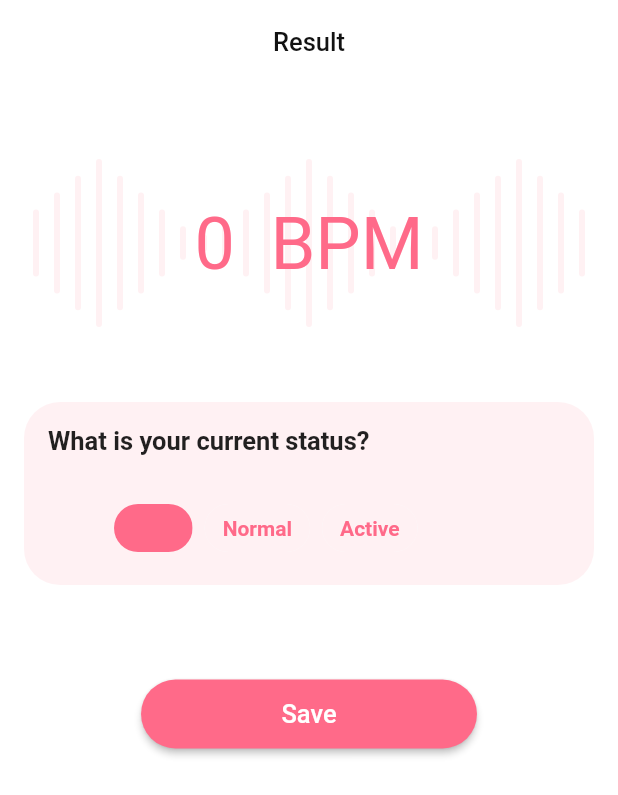
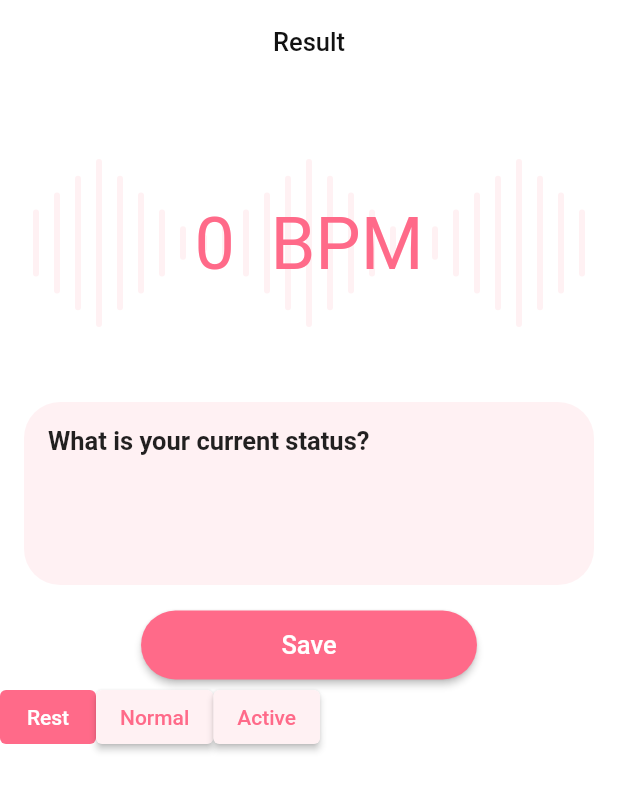
Before and after one commit to mb1shka/pulsometer, a Flutter app: the ResultScreen screen opened directly with empty values, after a tap on "Rest", on a phone screen of 412 x 824 dp. Shown: the top 795 px of the screen. Run offline on Flutter 3.47's test engine with Material 2 defaults, Android fonts, the phone set to English and light mode, and no system bars; our stand-ins replace flutter_svg, shared_preferences, sqflite; missing offline and left inert: heart_bpm; accounts and stored records are empty.

Commit message:
FINALLY FCK

```diff
--- a/lib/presentation/pages_and_screens/measurement_page.dart
+++ b/lib/presentation/pages_and_screens/measurement_page.dart
@@ -39,7 +39,7 @@ class _MeasurementPageState extends State<MeasurementPage> {
   bool _toRestart = false;
 
   late Timer _timer;
-  int _start = 60;
+  int _start = 10;
 
   @override
   void dispose() {
--- a/lib/presentation/pages_and_screens/result_screen.dart
+++ b/lib/presentation/pages_and_screens/result_screen.dart
@@ -11,7 +11,6 @@ import 'package:heart_rate/presentation/pages_and_screens/statistics_page.dart';
 import 'package:heart_rate/presentation/widgets/chip_painter.dart';
 import 'package:heart_rate/presentation/widgets/choice_chips.dart';
 import 'package:heart_rate/presentation/widgets/choice_chips_data.dart';
-import 'package:heart_rate/presentation/widgets/scrollable_single_chip.dart';
 import 'package:path/path.dart';
 
 import '../../custom_icons.dart';
@@ -33,69 +32,19 @@ class _ResultScreenState extends State<ResultScreen> {
   final DateTime dateTime = DateTime.now();
   late final int BPM;
 
-  int index = 3;
-  final double spacing = 8;
-
   Color lightPink = new Color(0xFFFFF1F3);
 
   Color pink = new Color(0xFFFF6A89);
-  Color textColor = new Color(0xFFFF6A89);
-
-  bool _useChisel = false;
 
   _ResultScreenState({
     required this.BPM,
   });
 
-  List<ChoiceChipData> choiceChips = ChoiceChips.all;
-
-  Widget buildChoiceChips() => Wrap(
-    runSpacing: spacing,
-    spacing: spacing,
-    children: choiceChips
-        .map((choiceChip) => ChoiceChip(
-      label: Text(choiceChip.label),
-      labelStyle: TextStyle(
-          fontWeight: FontWeight.bold, color: textColor),
-      onSelected: (isSelected) => setState(() {
-        choiceChips = choiceChips.map((otherChip) {
-          final newChip = otherChip.copy(isSelected: false);
-          return choiceChip == newChip
-              ? newChip.copy(isSelected: isSelected)
-              : newChip;
-        }).toList();
-      }),
-      selected: choiceChip.isSelected,
-      selectedColor: pink,
-      backgroundColor: lightPink,
-    ))
-        .toList(),
-  );
+  bool _isRestDisable = false;
+  bool _isNormalDisable = false;
+  bool _isActiveDisable = false;
 
 
-  /* Widget choiceChips() {
-    return Expanded(
-        child: ListView.builder(
-          itemCount: _choices.length,
-          itemBuilder: (BuildContext context, int index) {
-            return ChoiceChip(
-              label: Text(_choices[index]),
-              selected: _defaultChoiceIndex == index,
-              selectedColor: pink,
-              onSelected: (bool selected) {
-                setState(() {
-                  _defaultChoiceIndex = selected ? index : 0;
-                });
-              },
-              backgroundColor: lightPink,
-              labelStyle: TextStyle(
-                color: lightPink,
-              )
-            );
-          },
-        ),
-    );
-  }*/
 
   @override
   Widget build(BuildContext context) {
@@ -173,61 +122,12 @@ class _ResultScreenState extends State<ResultScreen> {
                           ),
                         ),
                       ),
-                      /*Chip(
-                        label: Text('Rest'),
-                        labelPadding: EdgeInsets.fromLTRB(24, 13, 24, 13),
-                        backgroundColor: ,
-                      ),*/
-                      /*ChoiceChip(
-                          label: Text('Rest'),
-                          selected: _useChisel,
-                          selectedColor: pink,
-                          onSelected: (bool newValue) {
-                            setState(() {
-                              _useChisel = newValue;
-                            });
-                          },
-                          backgroundColor: lightPink,
-                          labelStyle: TextStyle(
-                            color: lightPink,
-                          ),
-                      ),*/
-                      Padding(
-                        padding: const EdgeInsets.all(60.0),
-                        child: buildChoiceChips(),
-                      ),
+
                     ],
                   ),
                 //),
               ),
             ),
-            /*Padding(
-              padding: const EdgeInsets.only(top: 50),
-              *//*child: ScrollableSingleChip(),*//*
-              //child: Expanded(
-              child: ListView.builder(
-                scrollDirection: Axis.vertical,
-                shrinkWrap: true,
-                itemCount: _choices.length,
-                itemBuilder: (BuildContext context, int index) {
-                  return ChoiceChip(
-                    label: Text(_choices[index]),
-                    selected: _defaultChoiceIndex == index,
-                    selectedColor: pink,
-                    onSelected: (bool selected) {
-                      setState(() {
-                        _defaultChoiceIndex = selected ? index : 0;
-                      });
-                    },
-                    backgroundColor: lightPink,
-                    labelStyle: TextStyle(
-                      color: lightPink,
-                    ),
-                  );
-                },
-              ),
-              //),
-            ),*/
             Center(
               child: ElevatedButton(
                 style: ElevatedButton.styleFrom(
@@ -256,6 +156,86 @@ class _ResultScreenState extends State<ResultScreen> {
                 },
               ),
             ),
+
+            Row(
+              children: [
+                ElevatedButton(
+                    onPressed: _isRestDisable
+                    ? null
+                    : () => setState(() {
+                      _isRestDisable = true;
+                      _isNormalDisable = false;
+                      _isActiveDisable = false;
+                    }),
+                    child: Text('Rest'),
+                  style: ButtonStyle(
+                    backgroundColor: MaterialStateProperty.resolveWith<Color>(
+                          (Set<MaterialState> states) {
+                        if (states.contains(MaterialState.disabled))
+                          return Color.fromRGBO(255, 106, 137, 1);
+                        return Color.fromRGBO(255, 241, 243, 1);
+                      },
+                    ),
+                    foregroundColor: MaterialStateProperty.resolveWith<Color>(
+                            (Set<MaterialState> states) {
+                           if (states.contains(MaterialState.disabled))
+                             return Color.fromRGBO(255, 255, 255, 1);
+                          return Color.fromRGBO(255, 106, 137, 1);
+                        }),
+                  ),
+                ),
+                ElevatedButton(
+                  onPressed: _isNormalDisable
+                      ? null
+                      : () => setState(() {
+                        _isRestDisable = false;
+                        _isNormalDisable = true;
+                        _isActiveDisable = false;
+                  }),
+                  child: Text('Normal'),
+                  style: ButtonStyle(
+                    backgroundColor: MaterialStateProperty.resolveWith<Color>(
+                          (Set<MaterialState> states) {
+                        if (states.contains(MaterialState.disabled))
+                          return Color.fromRGBO(255, 106, 137, 1);
+                        return Color.fromRGBO(255, 241, 243, 1);
+                      },
+                    ),
+                    foregroundColor: MaterialStateProperty.resolveWith<Color>(
+                            (Set<MaterialState> states) {
+                           if (states.contains(MaterialState.disabled))
+                             return Color.fromRGBO(255, 255, 255, 1);
+                          return Color.fromRGBO(255, 106, 137, 1);
+                        }),
+                  ),
+                ),
+                ElevatedButton(
+                  onPressed: _isActiveDisable
+                      ? null
+                      : () => setState(() {
+                        _isRestDisable = false;
+                        _isNormalDisable = false;
+                        _isActiveDisable = true;
+                  }),
+                  child: Text('Active'),
+                  style: ButtonStyle(
+                    backgroundColor: MaterialStateProperty.resolveWith<Color>(
+                          (Set<MaterialState> states) {
+                        if (states.contains(MaterialState.disabled))
+                          return Color.fromRGBO(255, 106, 137, 1);
+                        return Color.fromRGBO(255, 241, 243, 1);
+                      },
+                    ),
+                    foregroundColor: MaterialStateProperty.resolveWith<Color>(
+                            (Set<MaterialState> states) {
+                           if (states.contains(MaterialState.disabled))
+                             return Color.fromRGBO(255, 255, 255, 1);
+                          return Color.fromRGBO(255, 106, 137, 1);
+                        }),
+                  ),
+                ),
+              ],
+            ),
           ],
         ),
       ),
--- a/lib/presentation/widgets/scrollable_single_chip.dart
+++ /dev/null
@@ -1,44 +0,0 @@
-import 'package:chips_choice/chips_choice.dart';
-import 'package:flutter/cupertino.dart';
-
-class ScrollableSingleChip extends StatefulWidget {
-  @override
-  _ScrollableSingleChipState createState() => _ScrollableSingleChipState();
-
-}
-
-class _ScrollableSingleChipState extends State<ScrollableSingleChip> {
-
-  Color lightPink = new Color(0xFFFFF1F3);
-  Color pink = new Color(0xFFFF6A89);
-
-  int tag = 1;
-  List<String> options = [
-    'Rest',
-    'Normal',
-    'Active',
-  ];
-
-  @override
-  Widget build(BuildContext context) {
-    return ChipsChoice<int>.single(
-        value: tag,
-        onChanged: (val) => setState(() => tag = val),
-        choiceItems: C2Choice.listFrom<int, String>(
-          source: options,
-          value: (i, v) => i,
-          label: (i, v) => v,
-          tooltip: (i, v) => v,
-        ),
-      choiceStyle: C2ChoiceStyle(
-        borderColor: pink,
-        color: lightPink,
-        borderRadius: BorderRadius.circular(24),
-      ),
-      choiceActiveStyle: C2ChoiceStyle(
-        color: pink,
-      ),
-    );
-  }
-
-}
```
